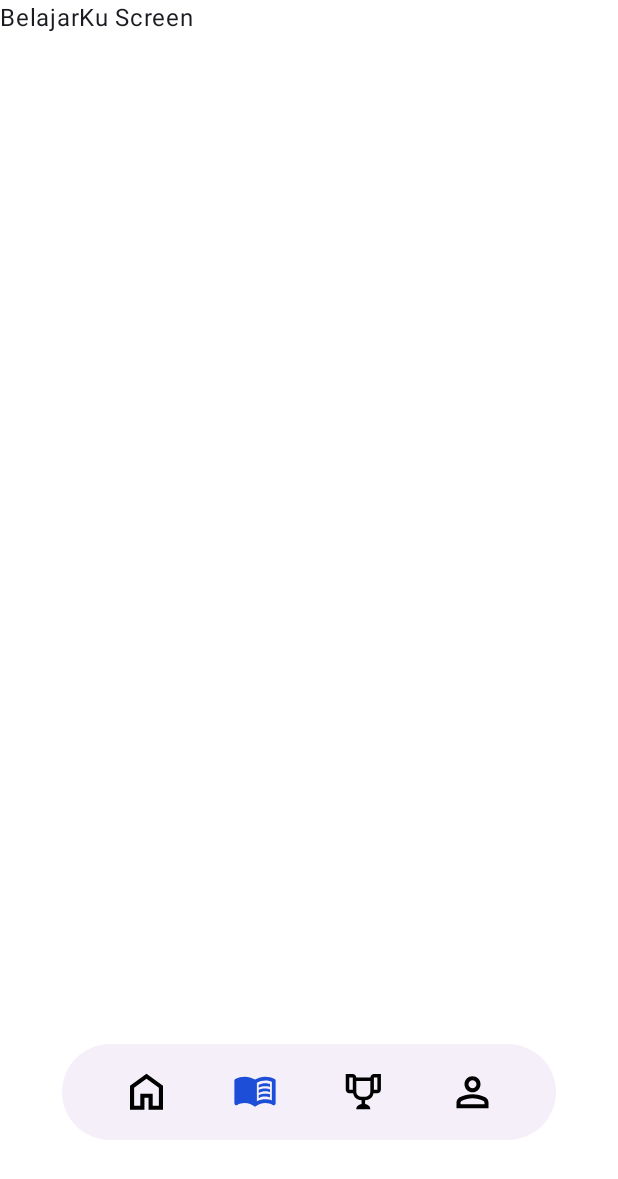
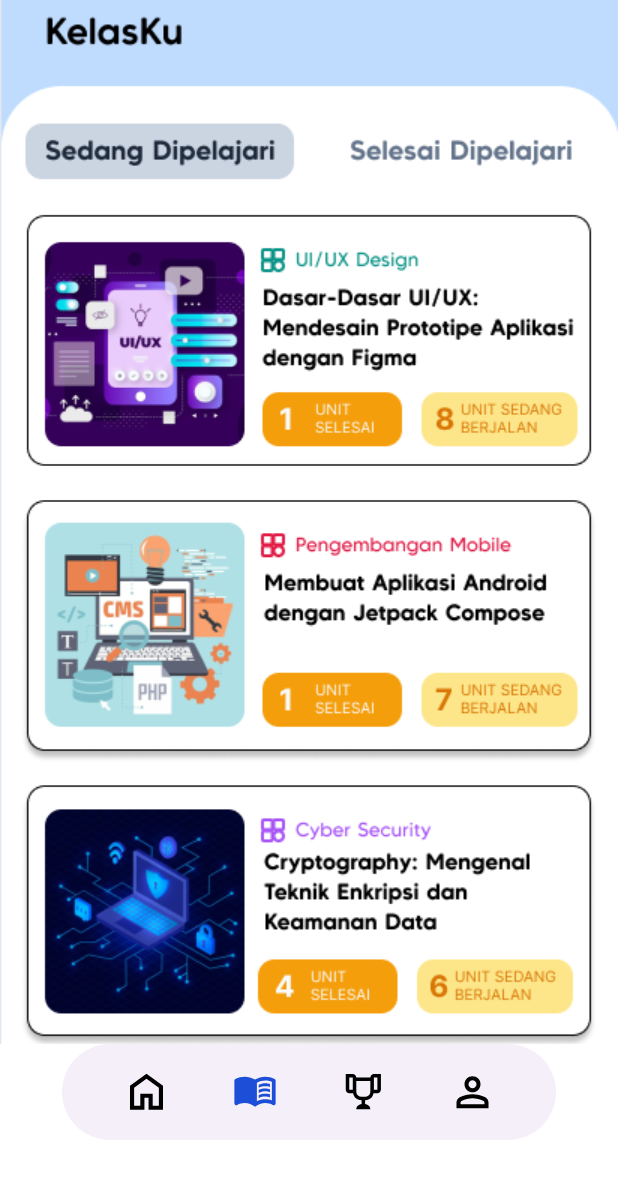
Before and after one commit to bayuzzs/ajarinmobile, an Android app built with Jetpack Compose: the BelajarKuScreen screen opened through its navigation route, on a phone screen of 412 x 824 dp. Shown: the top 1179 px of the screen. Run offline under Robolectric (Android 15) with nearby library versions, the phone set to English and light mode, and no system bars.

Commit message:
Added placeholder images for screens

```diff
--- a/app/src/main/java/com/example/ajarinmobile/Screen/BelajarKuScreen.kt
+++ b/app/src/main/java/com/example/ajarinmobile/Screen/BelajarKuScreen.kt
@@ -1,12 +1,17 @@
 package com.example.ajarinmobile.Screen
 
+import androidx.compose.foundation.Image
+import androidx.compose.foundation.layout.fillMaxSize
 import androidx.compose.foundation.layout.padding
 import androidx.compose.material3.Scaffold
 import androidx.compose.material3.Text
 import androidx.compose.runtime.Composable
 import androidx.compose.ui.Modifier
 import androidx.compose.ui.graphics.Color
+import androidx.compose.ui.layout.ContentScale
+import androidx.compose.ui.res.painterResource
 import androidx.navigation.NavController
+import com.example.ajarinmobile.R
 import com.example.ajarinmobile.component.AjarinBottomBar
 
 @Composable
@@ -15,6 +20,12 @@
         bottomBar = { AjarinBottomBar(navController = navController) },
         containerColor = Color.White
     ) { innerPadding ->
-        Text("BelajarKu Screen", modifier = Modifier.padding(innerPadding))
+//        Text("BelajarKu Screen", modifier = Modifier.padding(innerPadding))
+        Image(
+            painter = painterResource(R.drawable.belajarku_placeholder),
+            contentDescription = "This is only a placeholder to see what the intended screen looks like",
+            contentScale = ContentScale.Crop,
+            modifier = Modifier.fillMaxSize().padding(innerPadding)
+        )
     }
 }
```
Also changed, not shown: app/src/main/java/com/example/ajarinmobile/Screen/ProfileScreen.kt (+12 -1 lines), app/src/main/java/com/example/ajarinmobile/Screen/QuizChampionScreen.kt (+12 -1 lines), app/src/main/res/drawable/belajarku_placeholder.png (added), app/src/main/res/drawable/profile_placeholder.png (added), app/src/main/res/drawable/quiz_champion_placeholder.png (added).
